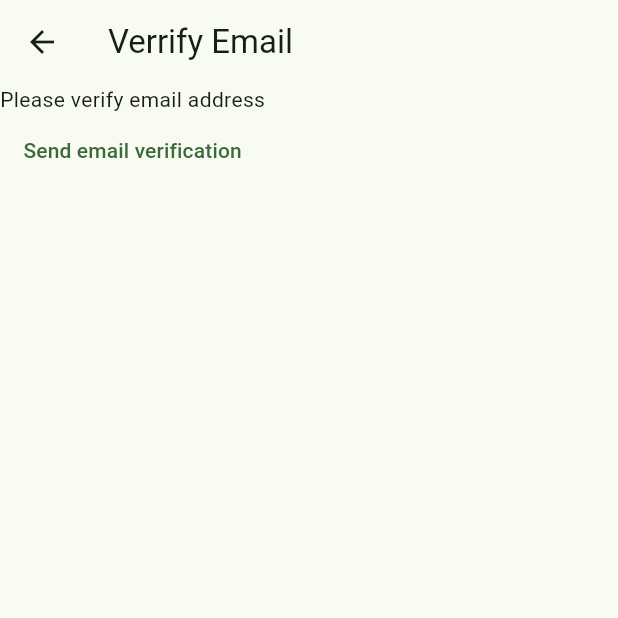
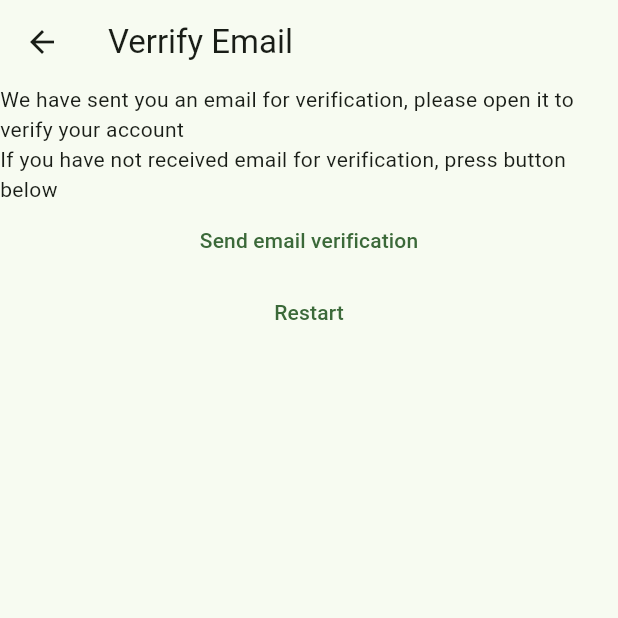
Before and after one commit to nomizodiac/learningflutter, a Flutter app: the VerifyEmailView screen opened directly, on a phone screen of 412 x 824 dp, the top half of it. Run offline on Flutter 3.47's test engine with Material 3 defaults, Android fonts, the phone set to English and light mode, and no system bars; our stand-ins replace firebase_auth, firebase_core; accounts and stored records are empty.

Commit message:
Updated routes

```diff
--- a/lib/constants/routes.dart
+++ b/lib/constants/routes.dart
@@ -1,3 +1,4 @@
 const loginRoute = '/login/';
 const registerRoute = '/register/';
 const notesRoute = '/notes/';
+const verifyEmailRoute = '/verify-email/';
--- a/lib/main.dart
+++ b/lib/main.dart
@@ -21,6 +21,7 @@ void main() {
       loginRoute: (context) => const LoginView(),
       registerRoute: (context) => const RegisterView(),
       notesRoute: (context) => const NotesView(),
+      verifyEmailRoute: (context) => const VerifyEmailView(),
     },
   ));
 }
--- a/lib/views/verify_email_view.dart
+++ b/lib/views/verify_email_view.dart
@@ -1,5 +1,6 @@
 import 'package:firebase_auth/firebase_auth.dart';
 import 'package:flutter/material.dart';
+import 'package:flutter_application_1/constants/routes.dart';
 
 class VerifyEmailView extends StatefulWidget {
   const VerifyEmailView({super.key});
@@ -14,13 +15,23 @@ class _VerifyEmailViewState extends State<VerifyEmailView> {
     return Scaffold(
       appBar: AppBar(title: Text('Verrify Email')),
       body: Column(children: [
-        Text('Please verify email address'),
+        Text(
+            'We have sent you an email for verification, please open it to verify your account'),
+        Text(
+            'If you have not received email for verification, press button below'),
         TextButton(
             onPressed: () async {
               final user = FirebaseAuth.instance.currentUser;
               await user?.sendEmailVerification();
             },
-            child: Text('Send email verification'))
+            child: Text('Send email verification')),
+        TextButton(
+            onPressed: () async {
+              await FirebaseAuth.instance.signOut();
+              Navigator.of(context)
+                  .pushNamedAndRemoveUntil(registerRoute, (route) => false);
+            },
+            child: Text('Restart')),
       ]),
     );
   }
```
Also changed, not shown: lib/views/register_view.dart (+10 -3 lines).
